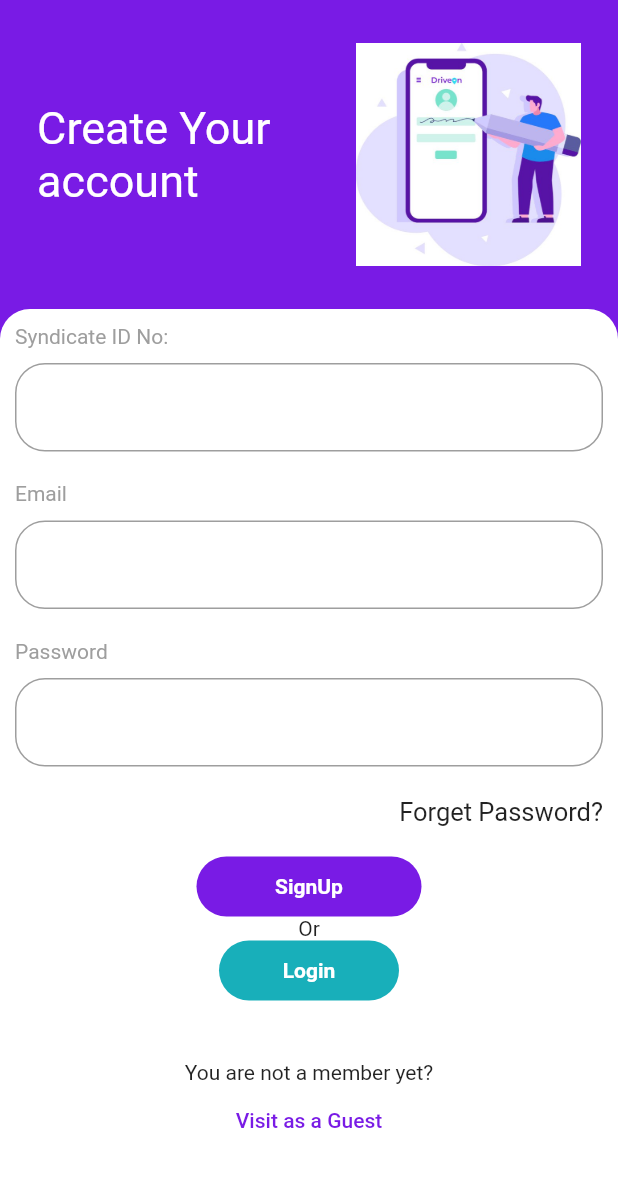
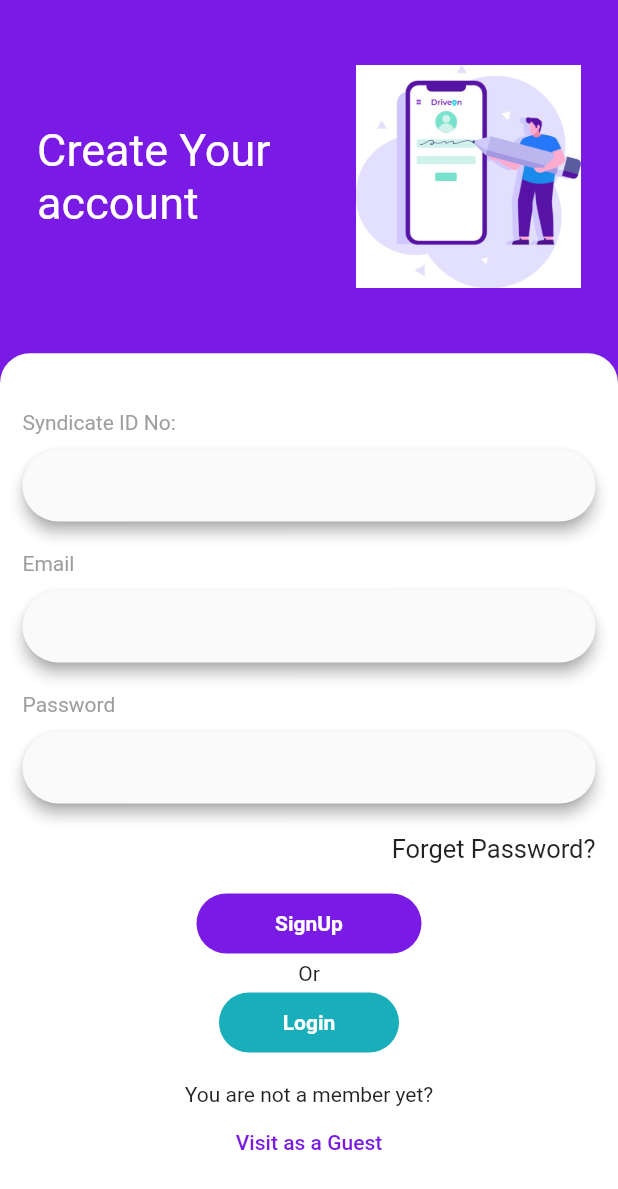
Before and after one commit to AhmedKamalElreidi/register_page, a Flutter app: the screen it shows after launch, on a phone screen of 412 x 824 dp. Shown: the top 1189 px of the screen. Run offline on Flutter 3.47's test engine with Material 2 defaults, Android fonts, the phone set to English and light mode, and no system bars.

Commit message:
flutter-dart

```diff
--- a/lib/register.dart
+++ b/lib/register.dart
@@ -8,8 +8,6 @@ class RegisterPage extends StatefulWidget {
 }
 
 class _RegisterPageState extends State<RegisterPage> {
-  bool isVisable = true;
-
   @override
   Widget build(BuildContext context) {
     return SafeArea(
@@ -36,15 +34,14 @@ class _RegisterPageState extends State<RegisterPage> {
               ),
             ),
             Expanded(
-              flex: 6,
+              flex: 5,
               child: Container(
-                padding: const EdgeInsets.all(10),
+                padding: const EdgeInsets.all(15),
                 decoration: const BoxDecoration(
                     color: Colors.white,
                     borderRadius: BorderRadius.only(
                         topLeft: Radius.circular(20),
                         topRight: Radius.circular(20))),
-                child: SingleChildScrollView(
                 child: Center(
                   child: Column(
                     mainAxisAlignment: MainAxisAlignment.center,
@@ -59,17 +56,16 @@ class _RegisterPageState extends State<RegisterPage> {
                       const SizedBox(
                         height: 10,
                       ),
-                        TextFormField(
+                      Material(
+                        elevation: 4.0,
+                        shadowColor: Colors.grey,
+                        borderRadius: BorderRadius.circular(25),
+                        child: TextFormField(
                           keyboardType: TextInputType.emailAddress,
-                          decoration: InputDecoration(
-                              focusedBorder: OutlineInputBorder(
-                                  borderRadius: BorderRadius.circular(20),
-                                  borderSide:
-                                      const BorderSide(color: Colors.grey)),
-                              enabledBorder: OutlineInputBorder(
-                                  borderRadius: BorderRadius.circular(20),
-                                  borderSide:
-                                      const BorderSide(color: Colors.grey))),
+                          decoration: const InputDecoration(
+                            border: InputBorder.none,
+                          ),
+                        ),
                       ),
                       const SizedBox(
                         height: 20,
@@ -81,17 +77,16 @@ class _RegisterPageState extends State<RegisterPage> {
                       const SizedBox(
                         height: 10,
                       ),
-                        TextFormField(
+                      Material(
+                        elevation: 4.0,
+                        shadowColor: Colors.grey,
+                        borderRadius: BorderRadius.circular(25),
+                        child: TextFormField(
                           keyboardType: TextInputType.emailAddress,
-                          decoration: InputDecoration(
-                              focusedBorder: OutlineInputBorder(
-                                  borderRadius: BorderRadius.circular(20),
-                                  borderSide:
-                                      const BorderSide(color: Colors.grey)),
-                              enabledBorder: OutlineInputBorder(
-                                  borderRadius: BorderRadius.circular(20),
-                                  borderSide:
-                                      const BorderSide(color: Colors.grey))),
+                          decoration: const InputDecoration(
+                            border: InputBorder.none,
+                          ),
+                        ),
                       ),
                       const SizedBox(
                         height: 20,
@@ -103,18 +98,17 @@ class _RegisterPageState extends State<RegisterPage> {
                       const SizedBox(
                         height: 10,
                       ),
-                        TextFormField(
-                          obscureText: isVisable,
+                      Material(
+                        elevation: 4.0,
+                        shadowColor: Colors.grey,
+                        borderRadius: BorderRadius.circular(25),
+                        child: TextFormField(
+                          obscureText: true,
                           keyboardType: TextInputType.visiblePassword,
-                          decoration: InputDecoration(
-                              focusedBorder: OutlineInputBorder(
-                                  borderRadius: BorderRadius.circular(20),
-                                  borderSide:
-                                      const BorderSide(color: Colors.grey)),
-                              enabledBorder: OutlineInputBorder(
-                                  borderRadius: BorderRadius.circular(20),
-                                  borderSide:
-                                      const BorderSide(color: Colors.grey))),
+                          decoration: const InputDecoration(
+                            border: InputBorder.none,
+                          ),
+                        ),
                       ),
                       const SizedBox(
                         height: 20,
@@ -149,9 +143,15 @@ class _RegisterPageState extends State<RegisterPage> {
                                         fontWeight: FontWeight.bold),
                                   ),
                                 )),
+                            const SizedBox(
+                              height: 5,
+                            ),
                             const Text(
                               "Or",
                               style: TextStyle(),
+                            ),
+                            const SizedBox(
+                              height: 5,
                             ),
                             GestureDetector(
                                 onTap: () {},
@@ -170,7 +170,7 @@ class _RegisterPageState extends State<RegisterPage> {
                                   ),
                                 )),
                             const SizedBox(
-                                height: 40,
+                              height: 20,
                             ),
                             const Text('You are not a member yet?'),
                             TextButton(
@@ -187,7 +187,6 @@ class _RegisterPageState extends State<RegisterPage> {
                 ),
               ),
             ),
-            ),
           ],
         ),
       ),
```
Lines whose indentation alone changed are shown as unchanged.
